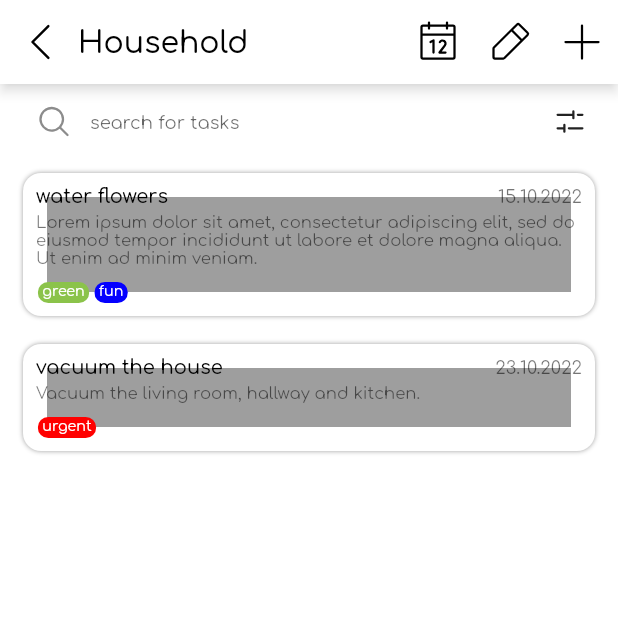
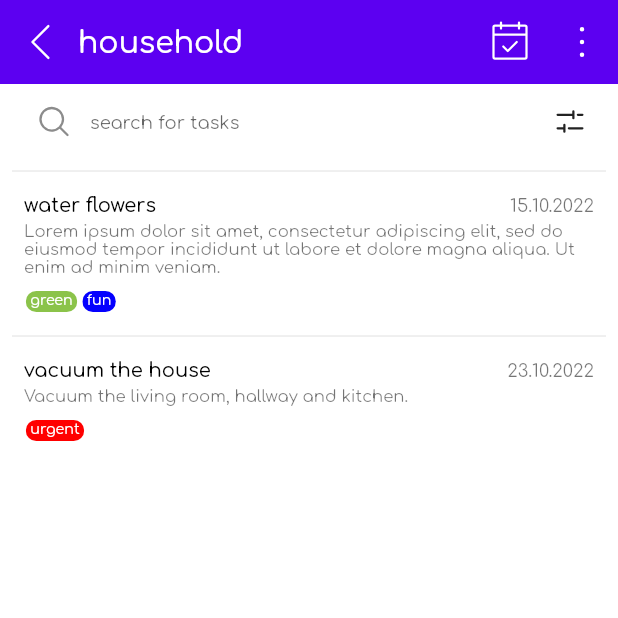
Before and after one commit to janitaroyseth/solveit, a Flutter app: the TaskOverviewScreen screen opened directly with sample values from the repository, on a phone screen of 412 x 824 dp, the top half of it. Run offline on Flutter 3.47's test engine with Material 2 defaults, Android fonts, the phone set to English and light mode, and no system bars; our stand-ins replace firebase_auth, firebase_core, phosphor_flutter, table_calendar; accounts and stored records are empty.

Commit message:
Implemented redesign of task overview screen.

```diff
--- a/project/lib/main.dart
+++ b/project/lib/main.dart
@@ -29,7 +29,7 @@ class MyApp extends StatelessWidget {
         //TODO: Update route names.
         '/': (context) => const SignInScreen(),
         '/project/calendar': (context) => const ProjectCalendarScreen(),
-        '/tasks': (context) => const TaskOverviewScreen(),
+        TaskOverviewScreen.routeName: (context) => const TaskOverviewScreen(),
         '/task': (context) => const TaskDetailScreen(),
         ProjectOverviewScreen.routeName: (context) =>
             const ProjectOverviewScreen(),
--- a/project/lib/screens/task_overview_screen.dart
+++ b/project/lib/screens/task_overview_screen.dart
@@ -2,6 +2,8 @@ import 'package:flutter/material.dart';
 import 'package:phosphor_flutter/phosphor_flutter.dart';
 import 'package:project/models/filter.dart';
 import 'package:project/models/filter_option.dart';
+import 'package:project/styles/theme.dart';
+import 'package:project/widgets/project_pop_up_menu.dart';
 import 'package:project/widgets/appbar_button.dart';
 import 'package:project/widgets/filter_modal.dart';
 import 'package:project/widgets/search_bar.dart';
@@ -14,36 +16,37 @@ import '../models/tag.dart';
 
 /// Screen/Scaffold for the overview of tasks in a project
 class TaskOverviewScreen extends StatelessWidget {
+  static const routeName = "/tasks";
   const TaskOverviewScreen({super.key});
   @override
   Widget build(BuildContext context) {
-    final Project project = ModalRoute.of(context)!.settings.arguments as Project;
+    final Project project =
+        ModalRoute.of(context)!.settings.arguments as Project;
     return Scaffold(
       appBar: AppBar(
-        title: Text(project.title),
+        foregroundColor: Colors.white,
+        elevation: 0,
+        title: Text(project.title.toLowerCase()),
         titleSpacing: -4,
+        backgroundColor: Themes.primaryColor,
         leading: AppBarButton(
           handler: () {
             Navigator.pop(context);
           },
           tooltip: "Go back",
           icon: PhosphorIcons.caretLeftLight,
+          color: Colors.white,
         ),
         actions: <Widget>[
           AppBarButton(
             handler: () {},
             tooltip: "Open calendar for this project",
-            icon: PhosphorIcons.calendarLight,
+            icon: PhosphorIcons.calendarCheckLight,
+            color: Colors.white,
           ),
-          AppBarButton(
-            handler: () {},
-            tooltip: "Edit the current project",
-            icon: PhosphorIcons.pencilSimpleLight,
-          ),
-          AppBarButton(
-            handler: () {},
-            tooltip: "Add a new task to the current project",
-            icon: PhosphorIcons.plusLight,
+          ProjectPopUpMenu(
+            project: project,
+            currentRouteName: routeName,
           ),
         ],
       ),
@@ -54,7 +57,7 @@ class TaskOverviewScreen extends StatelessWidget {
           onRefresh: () => Future.delayed(
             const Duration(seconds: 2),
           ),
-          child: TaskOverviewBody(project: project),
+          child: _TaskOverviewBody(project: project),
         ),
       ),
     );
@@ -62,15 +65,15 @@ class TaskOverviewScreen extends StatelessWidget {
 }
 
 /// Body for the overview of tasks in the task-overview screen.
-class TaskOverviewBody extends StatefulWidget {
+class _TaskOverviewBody extends StatefulWidget {
   final Project project;
-  const TaskOverviewBody({super.key, required this.project});
+  const _TaskOverviewBody({super.key, required this.project});
 
   @override
-  State<TaskOverviewBody> createState() => _TaskOverviewBodyState();
+  State<_TaskOverviewBody> createState() => _TaskOverviewBodyState();
 }
 
-class _TaskOverviewBodyState extends State<TaskOverviewBody> {
+class _TaskOverviewBodyState extends State<_TaskOverviewBody> {
   final TextEditingController _searchController = TextEditingController();
 
   List<Task> items = [];
@@ -78,7 +81,7 @@ class _TaskOverviewBodyState extends State<TaskOverviewBody> {
 
   @override
   void initState() {
-    items = widget.project.tasks;
+    items.addAll(widget.project.tasks);
     sort();
     super.initState();
   }
@@ -92,11 +95,18 @@ class _TaskOverviewBodyState extends State<TaskOverviewBody> {
 
   /// Sorts the task list by the chosen method.
   void sort() {
-    switch(sortType) {
-      case SortingMethods.titleAsc : sortByVariable("title", false); break;
-      case SortingMethods.titleDesc : sortByVariable("title", true); break;
-      case SortingMethods.dateAsc : sortByVariable("deadline", false); break;
-      case SortingMethods.dateDesc : sortByVariable("deadline", true);
+    switch (sortType) {
+      case SortingMethods.titleAsc:
+        sortByVariable("title", false);
+        break;
+      case SortingMethods.titleDesc:
+        sortByVariable("title", true);
+        break;
+      case SortingMethods.dateAsc:
+        sortByVariable("deadline", false);
+        break;
+      case SortingMethods.dateDesc:
+        sortByVariable("deadline", true);
     }
   }
 
@@ -126,8 +136,7 @@ class _TaskOverviewBodyState extends State<TaskOverviewBody> {
             tags: map["tags"],
             deadline: map["deadline"],
             done: map["done"],
-            comments: map["comments"]
-        ));
+            comments: map["comments"]));
       }
     });
   }
@@ -135,7 +144,6 @@ class _TaskOverviewBodyState extends State<TaskOverviewBody> {
   /// Filters the task list by the selected tags.
   /// [Filter] filter - the filter containing the tags from which to filter.
   void filterByTags(Filter filter) {
-
     List<FilterOption> filterOptions =
         filter.filterOptions.where((element) => element.filterBy).toList();
 
@@ -202,10 +210,14 @@ class _TaskOverviewBodyState extends State<TaskOverviewBody> {
               Filter(
                 title: "sort by",
                 filterOptions: [
-                  FilterOption(description: SortingMethods.dateDesc, filterBy: false),
-                  FilterOption(description: SortingMethods.dateAsc, filterBy: false),
-                  FilterOption(description: SortingMethods.titleDesc, filterBy: false),
-                  FilterOption(description: SortingMethods.titleAsc, filterBy: false),
+                  FilterOption(
+                      description: SortingMethods.dateDesc, filterBy: false),
+                  FilterOption(
+                      description: SortingMethods.dateAsc, filterBy: false),
+                  FilterOption(
+                      description: SortingMethods.titleDesc, filterBy: false),
+                  FilterOption(
+                      description: SortingMethods.titleAsc, filterBy: false),
                 ],
                 filterHandler: onSortChange,
                 filterType: FilterType.sort,
@@ -214,8 +226,7 @@ class _TaskOverviewBodyState extends State<TaskOverviewBody> {
                   title: "tags",
                   filterOptions: _buildTagFilterOptions(project),
                   filterHandler: filterByTags,
-                filterType: FilterType.tag
-              ),
+                  filterType: FilterType.tag),
             ],
           ),
         ),
@@ -232,7 +243,8 @@ class _TaskOverviewBodyState extends State<TaskOverviewBody> {
     List<FilterOption> options = [];
 
     for (Tag tag in project.tags) {
-      options.add(FilterOption(tag: tag, description: tag.text, filterBy: false));
+      options
+          .add(FilterOption(tag: tag, description: tag.text, filterBy: false));
     }
     return options;
   }
@@ -260,3 +272,85 @@ class _TaskListState extends State<TaskList> {
     );
   }
 }
+
+class _ProjectPopUpMenu extends StatefulWidget {
+  final Project project;
+  const _ProjectPopUpMenu({required this.project});
+
+  @override
+  State<_ProjectPopUpMenu> createState() => __ProjectPopUpMenuState();
+}
+
+class __ProjectPopUpMenuState extends State<_ProjectPopUpMenu> {
+  @override
+  Widget build(BuildContext context) {
+    return PopupMenuButton(
+      icon: const Icon(
+        PhosphorIcons.dotsThreeVertical,
+        color: Colors.white,
+        size: 34,
+      ),
+      tooltip: "Menu for project",
+      itemBuilder: (context) => [
+        const PopupMenuItem(
+          value: 0,
+          height: 48,
+          child: Text("edit project"),
+        ),
+        PopupMenuItem(
+          value: 1,
+          height: 48,
+          onTap: () {
+            Future.delayed(
+              const Duration(seconds: 0),
+              () => Navigator.of(context).pushReplacementNamed(
+                TaskOverviewScreen.routeName,
+                arguments: widget.project,
+              ),
+            );
+          },
+          child: const Text("go to tasks"),
+        ),
+        PopupMenuItem(
+          value: 2,
+          height: 48,
+          onTap: () {
+            Future.delayed(
+              const Duration(seconds: 0),
+              () => showDialog(
+                context: context,
+                builder: (context) => AlertDialog(
+                  title: const Text(
+                    "deleting project",
+                  ),
+                  content: Text(
+                    "Are you sure you want to delete the project \"${widget.project.title.toLowerCase()}\"",
+                  ),
+                  actions: [
+                    TextButton(
+                      onPressed: () {},
+                      child: const Text("no"),
+                    ),
+                    TextButton(
+                      onPressed: () {},
+                      child: Text(
+                        "yes",
+                        style: TextStyle(
+                          color: Colors.red.shade900,
+                        ),
+                      ),
+                    ),
+                  ],
+                ),
+              ),
+            );
+          },
+          child: Text(
+            "delete projext",
+            style: TextStyle(color: Colors.red.shade900),
+          ),
+        ),
+      ],
+    );
+  }
+}
--- a/project/lib/widgets/checkbox_list_item.dart
+++ b/project/lib/widgets/checkbox_list_item.dart
@@ -5,7 +5,6 @@ import 'package:project/widgets/tag_widget.dart';
 
 /// Represents a list item with a checkbox for filtering through lists.
 class CheckboxListItem extends StatefulWidget {
-
   /// [Filter] this checkmark will filter for.
   final Filter filter;
 
@@ -43,7 +42,6 @@ class _CheckboxListItemState extends State<CheckboxListItem> {
   /// Builds a list tile with a checkmark for filtering with the given [FilterOption]
   /// of the given [Filter].
   Widget buildCheckBoxListTile(FilterOption filterOption, Filter filter) {
-
     return Padding(
       padding: const EdgeInsets.only(left: 35.0),
       child: SizedBox(
--- /dev/null
+++ b/project/lib/widgets/project_pop_up_menu.dart
@@ -0,0 +1,104 @@
+import 'package:flutter/material.dart';
+import 'package:phosphor_flutter/phosphor_flutter.dart';
+import 'package:project/models/project.dart';
+import 'package:project/screens/task_overview_screen.dart';
+
+/// Pop up menu for project.
+class ProjectPopUpMenu extends StatefulWidget {
+  /// The current project.
+  final Project project;
+
+  /// The route name of the current screen displayed.
+  final String currentRouteName;
+
+  /// Creates an instance of [ProjectPopUpMenu].
+  const ProjectPopUpMenu({
+    super.key,
+    required this.project,
+    required this.currentRouteName,
+  });
+
+  @override
+  State<ProjectPopUpMenu> createState() => __ProjectPopUpMenuState();
+}
+
+class __ProjectPopUpMenuState extends State<ProjectPopUpMenu> {
+  @override
+  Widget build(BuildContext context) {
+    return PopupMenuButton(
+      icon: const Icon(
+        PhosphorIcons.dotsThreeVertical,
+        color: Colors.white,
+        size: 34,
+      ),
+      tooltip: "Menu for project",
+      itemBuilder: (context) => [
+        const PopupMenuItem(
+          value: 0,
+          height: 48,
+          child: Text("edit project"),
+        ),
+        PopupMenuItem(
+          value: 1,
+          height: 48,
+          onTap: () {
+            Future.delayed(
+              const Duration(seconds: 0),
+              () => Navigator.of(context).pushReplacementNamed(
+                TaskOverviewScreen.routeName,
+                arguments: widget.project,
+              ),
+            );
+          },
+          child: Text(
+            widget.currentRouteName == TaskOverviewScreen.routeName
+                ? "go to preview"
+                : "go to tasks",
+          ),
+        ),
+        PopupMenuItem(
+          value: 2,
+          height: 48,
+          onTap: () {
+            Future.delayed(
+              const Duration(seconds: 0),
+              () => showDialog(
+                context: context,
+                builder: (context) => AlertDialog(
+                  title: const Text(
+                    "deleting project",
+                  ),
+                  content: Text(
+                    "Are you sure you want to delete the project \"${widget.project.title.toLowerCase()}\"",
+                  ),
+                  actions: [
+                    TextButton(
+                      onPressed: () => Navigator.of(context).pop(),
+                      child: const Text("no"),
+                    ),
+                    TextButton(
+                      onPressed: () {
+                        Navigator.of(context).pop(); // pop the dialog
+                        Navigator.of(context).pop(); // pop the screen
+                      },
+                      child: Text(
+                        "yes",
+                        style: TextStyle(
+                          color: Colors.red.shade900,
+                        ),
+                      ),
+                    ),
+                  ],
+                ),
+              ),
+            );
+          },
+          child: Text(
+            "delete projext",
+            style: TextStyle(color: Colors.red.shade900),
+          ),
+        ),
+      ],
+    );
+  }
+}
--- a/project/lib/widgets/task_list_item.dart
+++ b/project/lib/widgets/task_list_item.dart
@@ -16,24 +16,10 @@ class TaskListItem extends StatelessWidget {
 
   @override
   Widget build(BuildContext context) {
-    return Padding(
-      padding: const EdgeInsets.symmetric(
-        horizontal: 8.0,
-        vertical: 10.0,
-      ),
-      child: Container(
-        decoration: BoxDecoration(
-          borderRadius: BorderRadius.circular(12.0),
-          boxShadow: const [
-            BoxShadow(
-                blurRadius: 2.0,
-                color: Colors.black38,
-                blurStyle: BlurStyle.outer,
-                offset: Offset(0.0, 0.0),
-                spreadRadius: 0.5),
-          ],
-        ),
-        child: InkWell(
+    return Column(
+      children: <Widget>[
+        const Divider(),
+        InkWell(
           onTap: () {
             Navigator.pushNamed(context, '/task', arguments: task);
           },
@@ -67,6 +53,8 @@ class TaskListItem extends StatelessWidget {
                   child: Text(
                     task.description,
                     textAlign: TextAlign.start,
+                    maxLines: 3,
+                    overflow: TextOverflow.ellipsis,
                     style: Theme.of(context).textTheme.bodySmall,
                   ),
                 ),
@@ -80,7 +68,7 @@ class TaskListItem extends StatelessWidget {
             ),
           ),
         ),
-      ),
+      ],
     );
   }
 }
```
Also changed, not shown: project/lib/static_data/example_data.dart (+5 -4 lines). Lines whose indentation alone changed are shown as unchanged.
